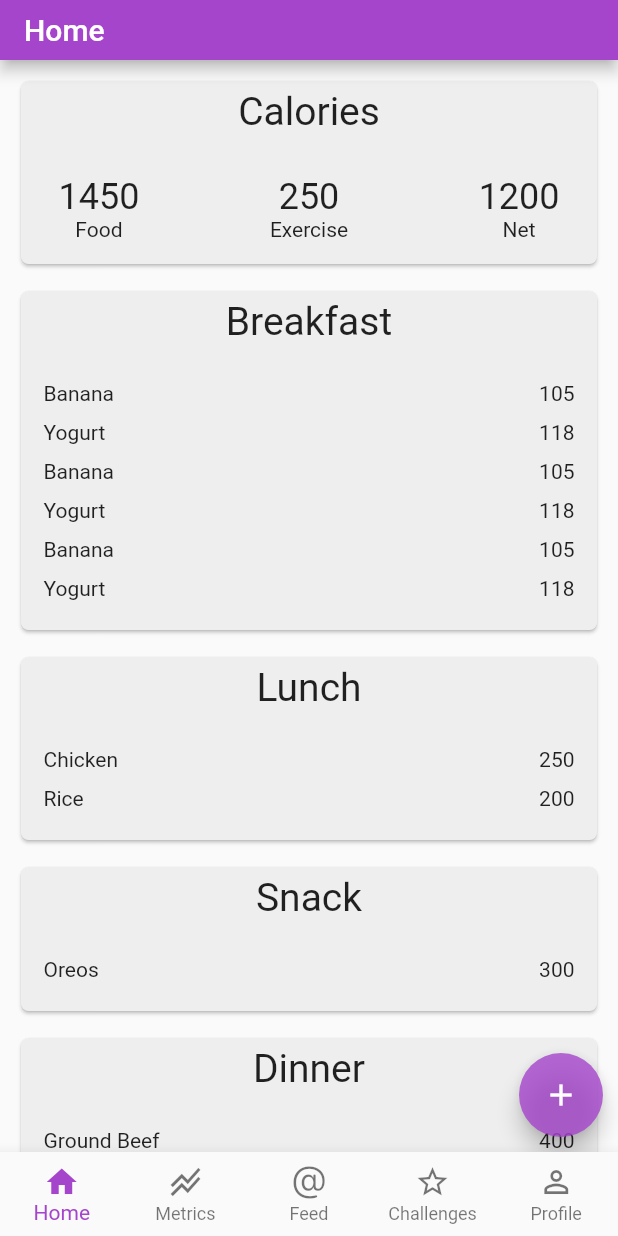
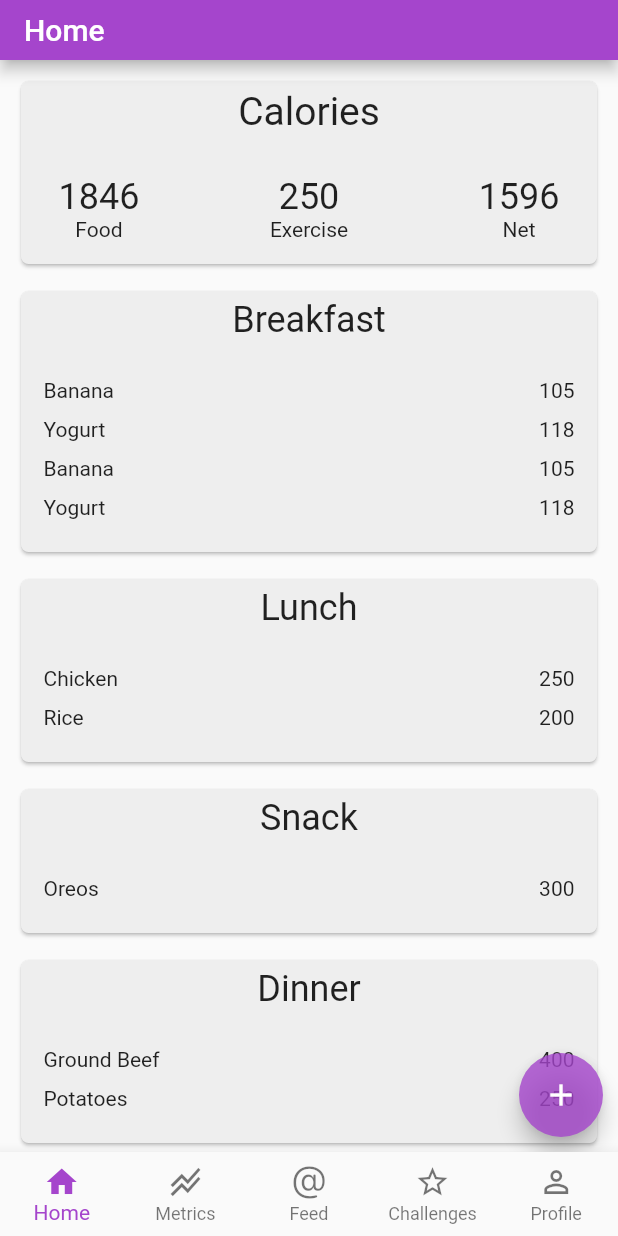
Before and after one commit to bakhtw1/Trifit, a Flutter app: the screen it shows after launch, on a phone screen of 412 x 824 dp. Run offline on Flutter 3.47's test engine with Material 2 defaults, Android fonts, the phone set to English and light mode, and no system bars.

Commit message:
Add computing cals from food and net cals

```diff
--- a/lib/Screens/home.dart
+++ b/lib/Screens/home.dart
@@ -26,7 +26,7 @@ class _HomePageState extends State<HomePage> {
           Column(
             mainAxisAlignment: MainAxisAlignment.start,
             children: <Widget>[
-              calorieSummary(),
+              calorieSummary(mealData),
               //SizedBox(height: 20),
               Expanded(child:ListView(
                 shrinkWrap: true,
@@ -57,14 +57,25 @@ class _HomePageState extends State<HomePage> {
     print("Add food item");
   }
 
-  Widget calorieSummary() {
+  int calculateCaloriesFromFood() {
+    int cals = 0;
+    List meals = SampleData.sampleHomeData[0]["MealEntriesData"];
+    for (var meal in meals) {
+      for (var item in meal["items"]) {
+        cals += item["calories"] as int;
+      }
+    }
+    return cals;
+  }
+
+  Widget calorieSummary(List meals) {
     List sampleHomeData = SampleData.sampleHomeData;
     /*
     Eventually these will all be computed properties or fetched, but for now it'll be dummy data
     */
-    String calsFromFood = sampleHomeData[0]["SummaryCardData"]["CaloriesFromFood"].toString();
-    String calsFromExercise = sampleHomeData[0]["SummaryCardData"]["CaloriesFromExercise"].toString();
-    String netCals = (sampleHomeData[0]["SummaryCardData"]["CaloriesFromFood"] - sampleHomeData[0]["SummaryCardData"]["CaloriesFromExercise"]).toString();
+    int calsFromFood = calculateCaloriesFromFood();
+    int calsFromExercise = sampleHomeData[0]["SummaryCardData"]["CaloriesFromExercise"];
+    String netCals = (calsFromFood - calsFromExercise).toString();
 
     return Container(
       height: 140,
@@ -86,8 +97,8 @@ class _HomePageState extends State<HomePage> {
                     child: Row(
                     mainAxisAlignment: MainAxisAlignment.spaceBetween,
                     children: [
-                      Column(children: [Text(calsFromFood, style: tfStyle.homeCardTitleTextStyle), Text("Food")]),
-                      Column(children: [Text(calsFromExercise, style: tfStyle.homeCardTitleTextStyle), Text("Exercise")]),
+                      Column(children: [Text(calsFromFood.toString(), style: tfStyle.homeCardTitleTextStyle), Text("Food")]),
+                      Column(children: [Text(calsFromExercise.toString(), style: tfStyle.homeCardTitleTextStyle), Text("Exercise")]),
                       Column(children: [Text(netCals, style: tfStyle.homeCardTitleTextStyle) ,Text("Net")]),
                     ],
                   )
@@ -131,7 +142,7 @@ class _HomePageState extends State<HomePage> {
               child: Column(
                 mainAxisAlignment: MainAxisAlignment.start,
                 children: [
-                  Text(meal["type"] as String, style: TextStyle(fontSize: 26)),
+                  Text(meal["type"] as String, style: tfStyle.homeCardTitleTextStyle),
                   SizedBox(height: 20),
                   Column(children: items)
                 ],
--- a/lib/assets/SampleData.dart
+++ b/lib/assets/SampleData.dart
@@ -1,7 +1,6 @@
 List sampleHomeData = [
   {
     "SummaryCardData": {
-      "CaloriesFromFood": 1450,
       "CaloriesFromExercise": 250,
     },
     "MealEntriesData": [
@@ -9,14 +8,6 @@ List sampleHomeData = [
         "type": "Breakfast",
         "items": [
           {
-            "name": "Banana",
-            "calories": 105,
-          },
-          {
-            "name": "Yogurt",
-            "calories": 118
-          },
-                    {
             "name": "Banana",
             "calories": 105,
           },
```
